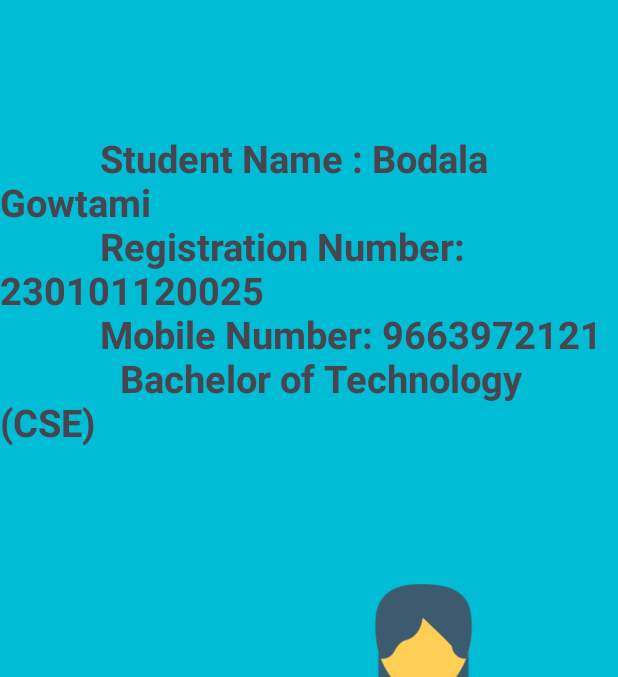
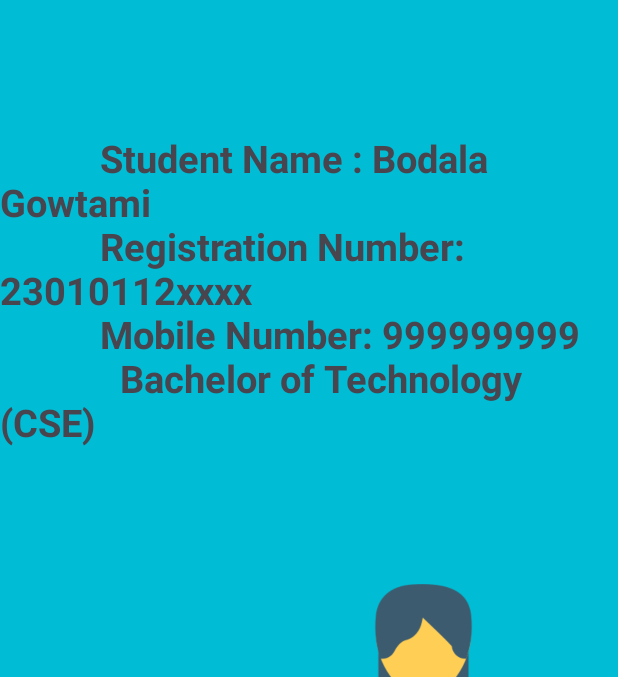
Before and after one commit to pavanO5/ID-Card-Manager-, an Android app: the MainActivity4 screen opened directly, with no data from a screen before it, on a phone screen of 412 x 824 dp, the part 120-797 px from its top. Run offline under Robolectric (Android 15) with nearby library versions, the phone set to English and light mode, and no system bars.

Commit message:
Update activity_main4.xml

```diff
--- a/app/src/main/res/layout/activity_main4.xml
+++ b/app/src/main/res/layout/activity_main4.xml
@@ -25,7 +25,7 @@
         android:layout_height="match_parent"
         android:layout_marginTop="80sp"
         android:background="#00BCD4"
-        android:text="\t\t\t\t\t\n\n\n\t\t\t\t\tStudent Name : Bodala Gowtami\n \t\t\t\t\tRegistration Number: 230101120025 \n \t\t\t\t\tMobile Number: 9663972121\n\t\t\t\t\t\tBachelor of Technology (CSE)"
+        android:text="\t\t\t\t\t\n\n\n\t\t\t\t\tStudent Name : Bodala Gowtami\n \t\t\t\t\tRegistration Number: 23010112xxxx \n \t\t\t\t\tMobile Number: 999999999\n\t\t\t\t\t\tBachelor of Technology (CSE)"
         android:textStyle="bold"
         android:textSize="25sp"
 
```
